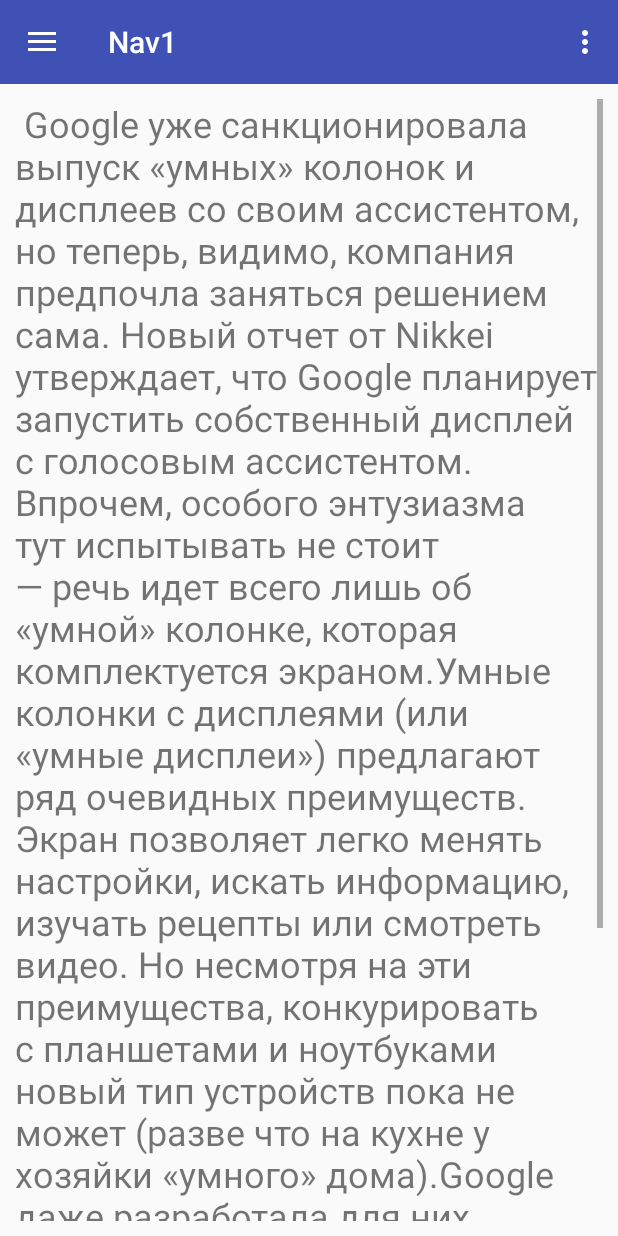
After one commit to rationalcode/Nav1, an Android app: the fragment ScrollViewFragment placed in its activity, on a phone screen of 412 x 824 dp. The commit adds this screen. Run offline under Robolectric (Android 15) with nearby library versions, the phone set to English and light mode, and no system bars; our stand-ins replace Room's generated code; libraries missing offline, so code that uses them is left out: android.arch.persistence.

Commit message:
change TextFragment to ScrollViewFragment

```diff
--- a/app/build.gradle
+++ b/app/build.gradle
@@ -16,21 +16,17 @@ android {
             proguardFiles getDefaultProguardFile('proguard-android.txt'), 'proguard-rules.pro'
         }
     }
+    buildToolsVersion '27.0.3'
 }
 
 dependencies {
-
     def room_version = "1.1.1"
-
     implementation "android.arch.persistence.room:runtime:$room_version"
     annotationProcessor "android.arch.persistence.room:compiler:$room_version"
-
     def lifecycle_version = "1.1.1"
-
     // ViewModel and LiveData
     implementation "android.arch.lifecycle:extensions:$lifecycle_version"
-
-    implementation fileTree(dir: 'libs', include: ['*.jar'])
+    implementation fileTree(include: ['*.jar'], dir: 'libs')
     implementation 'com.android.support:appcompat-v7:27.1.1'
     implementation 'com.android.support:support-v4:27.1.1'
     implementation 'com.android.support:design:27.1.1'
--- a/app/src/main/java/com/example/admin/nav1/controller/AdapterRV.java
+++ b/app/src/main/java/com/example/admin/nav1/controller/AdapterRV.java
@@ -17,6 +17,7 @@ import android.widget.Toast;
 import com.example.admin.nav1.MainActivity;
 import com.example.admin.nav1.R;
 import com.example.admin.nav1.model.Chapter;
+import com.example.admin.nav1.ui.ScrollViewFragment;
 import com.example.admin.nav1.ui.TextFragment;
 
 import java.util.ArrayList;
@@ -60,11 +61,13 @@ public class AdapterRV extends RecyclerView.Adapter <AdapterRV.ViewHolder> {
             public void onClick(View view) {
 
 
-                TextFragment.text = Integer.toString(position);
-                TextFragment.addButton = true;
-                TextFragment textFragment = new TextFragment();
+//                TextFragment.text = Integer.toString(position);
+//                TextFragment.addButton = true;
+//                TextFragment textFragment = new TextFragment();
+//
+//                fragmentHelper.replaceFragment(textFragment);
 
-                fragmentHelper.replaceFragment(textFragment);
+                fragmentHelper.replaceFragment(new ScrollViewFragment());
 
 
                 //Toast.makeText(view.getContext(),""+ position, Toast.LENGTH_SHORT).show();
--- a/app/src/main/java/com/example/admin/nav1/ui/RVFagment.java
+++ b/app/src/main/java/com/example/admin/nav1/ui/RVFagment.java
@@ -22,7 +22,6 @@ import static android.view.ViewGroup.LayoutParams.FILL_PARENT;
 import static android.view.ViewGroup.LayoutParams.MATCH_PARENT;
 import static android.view.ViewGroup.LayoutParams.WRAP_CONTENT;
 import static com.example.admin.nav1.MainActivity.db;
-import static com.example.admin.nav1.MainActivity.metrics;
 import static com.example.admin.nav1.MainActivity.model;
 import static com.example.admin.nav1.MainActivity.recyclerView;
 
--- /dev/null
+++ b/app/src/main/java/com/example/admin/nav1/ui/ScrollViewFragment.java
@@ -0,0 +1,28 @@
+package com.example.admin.nav1.ui;
+
+import android.os.Bundle;
+import android.support.annotation.NonNull;
+import android.support.annotation.Nullable;
+import android.support.v4.app.Fragment;
+import android.view.LayoutInflater;
+import android.view.View;
+import android.view.ViewGroup;
+import android.widget.ScrollView;
+import android.widget.TextView;
+
+import com.example.admin.nav1.R;
+
+public class ScrollViewFragment extends Fragment {
+
+    @Nullable
+    @Override
+    public View onCreateView(@NonNull LayoutInflater inflater, @Nullable ViewGroup container, @Nullable Bundle savedInstanceState) {
+        //return super.onCreateView(inflater, container, savedInstanceState);
+    View view = inflater.inflate(R.layout.scrollview_fragment, container,false);
+    TextView textView = view.findViewById(R.id.textView4);
+    textView.setText(" Google уже санкционировала выпуск «умных» колонок и дисплеев со своим ассистентом, но теперь, видимо, компания предпочла заняться решением сама. Новый отчет от Nikkei утверждает, что Google планирует запустить собственный дисплей с голосовым ассистентом. Впрочем, особого энтузиазма тут испытывать не стоит — речь идет всего лишь об «умной» колонке, которая комплектуется экраном.Умные колонки с дисплеями (или «умные дисплеи») предлагают ряд очевидных преимуществ. Экран позволяет легко менять настройки, искать информацию, изучать рецепты или смотреть видео. Но несмотря на эти преимущества, конкурировать с планшетами и ноутбуками новый тип устройств пока не может (разве что на кухне у хозяйки «умного» дома).Google даже разработала для них специальную платформу, и JBL, Lenovo, LG и Sony уже готовят свои «умные» дисплеи, а первый из них — от Lenovo — уже вышел на рынок. Впрочем, пока это все довольно нишевые устройства и «бума» на рынке не делают. Будем надеяться, что устройство от Google сможет это изменить.");
+
+    return view;
+
+    }
+}
--- /dev/null
+++ b/app/src/main/res/layout/scrollview_fragment.xml
@@ -0,0 +1,18 @@
+<?xml version="1.0" encoding="utf-8"?>
+<android.support.constraint.ConstraintLayout xmlns:android="http://schemas.android.com/apk/res/android"
+    android:layout_width="match_parent"
+    android:layout_height="match_parent"
+    android:layout_margin="10dp">
+
+    <ScrollView
+        android:layout_width="match_parent"
+        android:layout_height="match_parent">
+
+        <TextView
+            android:id="@+id/textView4"
+            android:layout_width="match_parent"
+            android:layout_height="wrap_content"
+            android:text="TextView"
+            android:textSize="24sp" />
+    </ScrollView>
+</android.support.constraint.ConstraintLayout>
```
Also changed, not shown: app/src/main/java/com/example/admin/nav1/MainActivity.java (+8 -0 lines).
